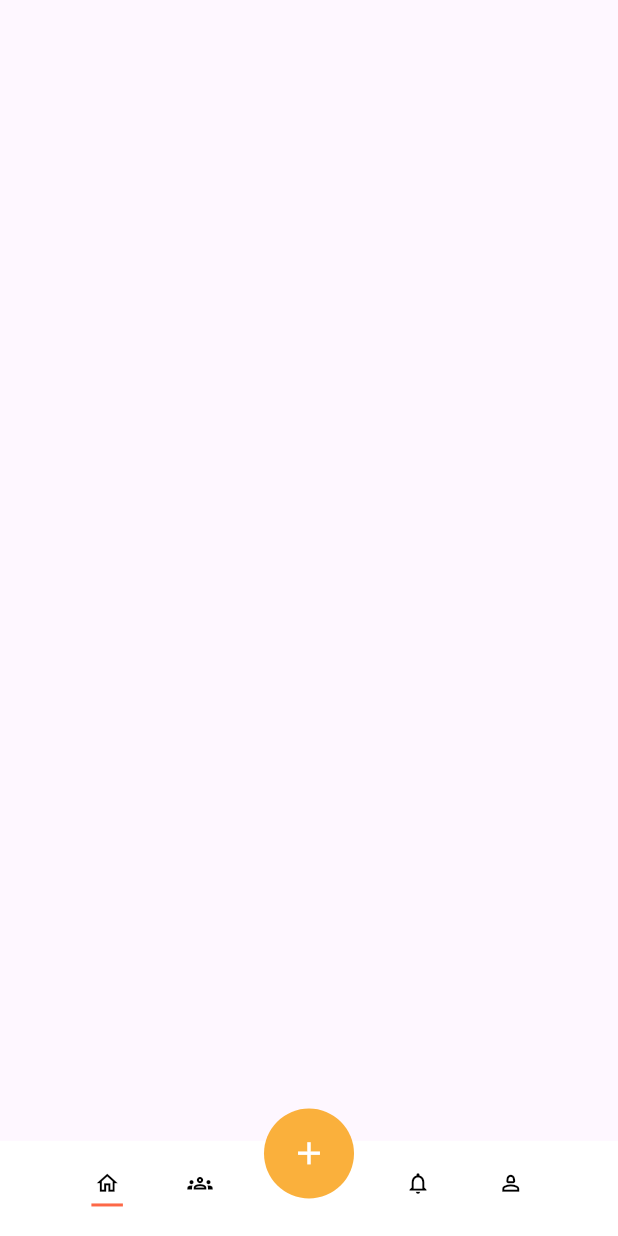
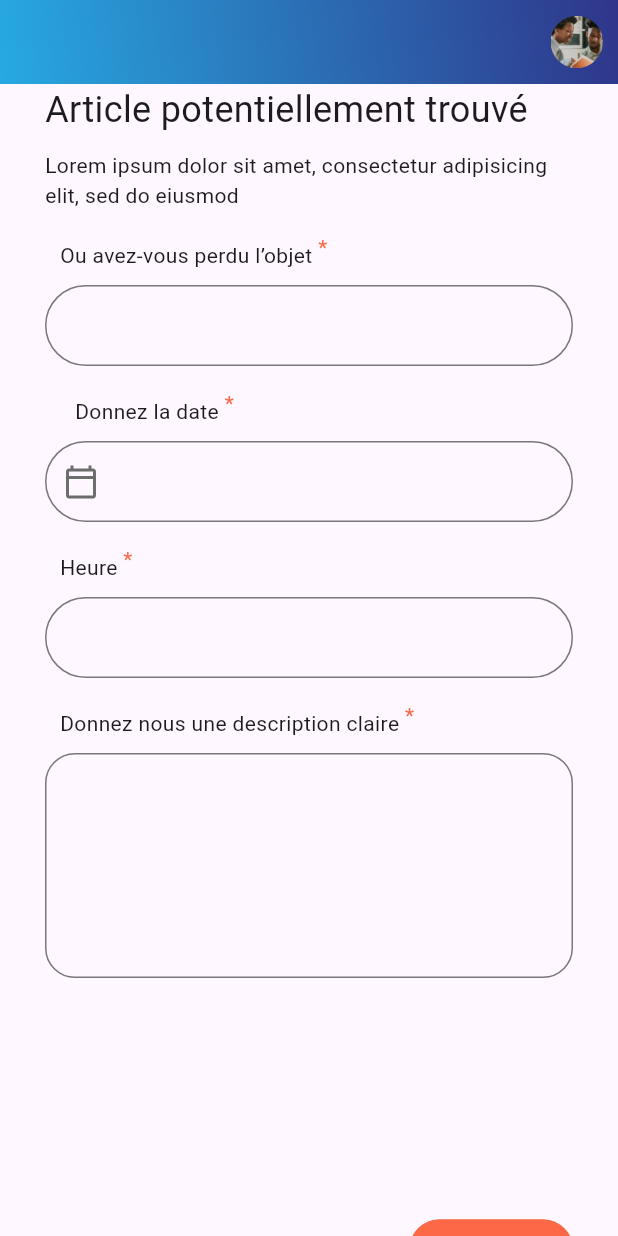
Before and after one commit to kamgarodrigue17/E_librairie, a Flutter app: the screen it shows after launch, on a phone screen of 412 x 824 dp. Run offline on Flutter 3.47's test engine with Material 3 defaults, Android fonts, the light colour scheme and no system bars; our stand-ins replace dio, google_fonts.

Commit message:
add confirmation and  Objet

```diff
--- a/lib/main.dart
+++ b/lib/main.dart
@@ -1,4 +1,6 @@
 import 'package:elibrairy/Controllers/tabController.dart';
+import 'package:elibrairy/screens/Authentification/inscriptionAvecImage.dart';
+import 'package:elibrairy/screens/Home/confirmation.dart';
 import 'package:elibrairy/screens/MyHomePage.dart';
 import 'package:elibrairy/screens/RootPage.dart';
 import 'package:flutter/material.dart';
@@ -40,7 +42,7 @@ class MyApp extends StatelessWidget {
         colorScheme: ColorScheme.fromSeed(seedColor: Colors.deepPurple),
         useMaterial3: true,
       ),
-      home: RootPage(),
+      home: confirmation(),
     );
   }
 }
--- /dev/null
+++ b/lib/screens/Home/confirmation.dart
@@ -0,0 +1,81 @@
+import 'package:flutter/material.dart';
+
+import '../../widget.dart/Input.dart';
+import '../../widget.dart/button.dart';
+import '../../widget.dart/navabar.dart';
+import 'home.dart';
+
+class confirmation extends StatelessWidget {
+  const confirmation({super.key});
+
+  @override
+  Widget build(BuildContext context) {
+    return Scaffold(
+        appBar: MyAppBar(
+          //     title: "Mon Titre",
+          // leadingIconData: Icons.chevron_left,
+          onLeadingPressed: () {
+            // Action à effectuer lorsque l'utilisateur clique sur le bouton de gauche
+            print("Bouton de gauche cliqué !");
+          },
+        ),
+        body: ListView(
+          children: [
+            Padding(
+              padding: EdgeInsets.only(left: 30, right: 30),
+              child: Column(
+                // mainAxisAlignment: MainAxisAlignment.start,
+                crossAxisAlignment: CrossAxisAlignment.start,
+                children: [
+                  Text(
+                    "Article potentiellement trouvé ",
+                    style: TextStyle(fontSize: 24),
+                  ),
+                  SizedBox(
+                    height: 10,
+                  ),
+                  Text(
+                      "Lorem ipsum dolor sit amet, consectetur adipisicing elit, sed do eiusmod "),
+                  buildCustomTextField(
+                    labelText: 'Ou avez-vous perdu l’objet',
+                  ),
+                  buildCustomTextField(
+                    labelText: "Donnez la date",
+                    iconData: Icons.calendar_today_outlined,
+                  ),
+                  buildCustomTextField(
+                    labelText: 'Heure',
+                  ),
+                  buildCustomTextField_Description(
+                    labelText: "Donnez nous une description claire",
+                  ),
+                  SizedBox(
+                    height: 157,
+                  ),
+                  Row(
+                    children: [
+                      Spacer(), // Ajout d'un espaceur à gauche pour pousser le bouton à droite
+
+                      Bouton_Outlined_plus_icone(
+                        texte: "Send",
+                        onPressed: () {
+                          Navigator.push(
+                            context,
+                            MaterialPageRoute(builder: (context) => Home()),
+                          );
+                        },
+                        Icone_du_bouton: Icons.send,
+                        isFilled: true,
+                      )
+                    ],
+                  ),
+                  SizedBox(
+                    height: 20,
+                  )
+                ],
+              ),
+            ),
+          ],
+        ));
+  }
+}
--- a/lib/widget.dart/Input.dart
+++ b/lib/widget.dart/Input.dart
@@ -57,7 +57,7 @@ Widget buildCustomTextField({
           if (iconData != null) // Vérifie si une icône est spécifiée
             Padding(
               padding: EdgeInsets.only(left: 10, top: 20, bottom: 10),
-              child: Icon(iconData),
+              // child: Icon(iconData),
             ),
           Padding(
             padding: EdgeInsets.only(left: 10, top: 20, bottom: 10),
@@ -73,6 +73,10 @@ Widget buildCustomTextField({
         controller: controller,
         style: TextStyle(), // Couleur du texte
         decoration: InputDecoration(
+          prefixIcon: Icon(
+            iconData,
+            color: Color(0xFF6C6C6C),
+          ),
           labelText: hintText,
           labelStyle: TextStyle(
             color: Color(0xFF6C6C6C),
--- a/pubspec.yaml
+++ b/pubspec.yaml
@@ -64,7 +64,7 @@ flutter:
   # the material Icons class.
   uses-material-design: true
   assets:
-    - assets/
+    - assets/images/
 
   # To add assets to your application, add an assets section, like this:
   # assets:
```
